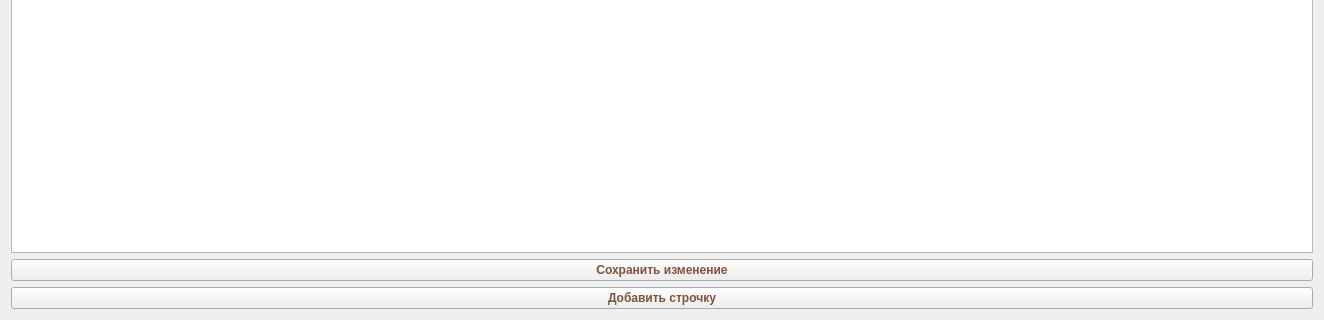
tsemkaloalena/cappuccino, file addEditCoffeeForm.ui: the form before one commit; both pictures show x 0 to 1324 and y 337 to 657 of the 1324 by 657 pixel window.
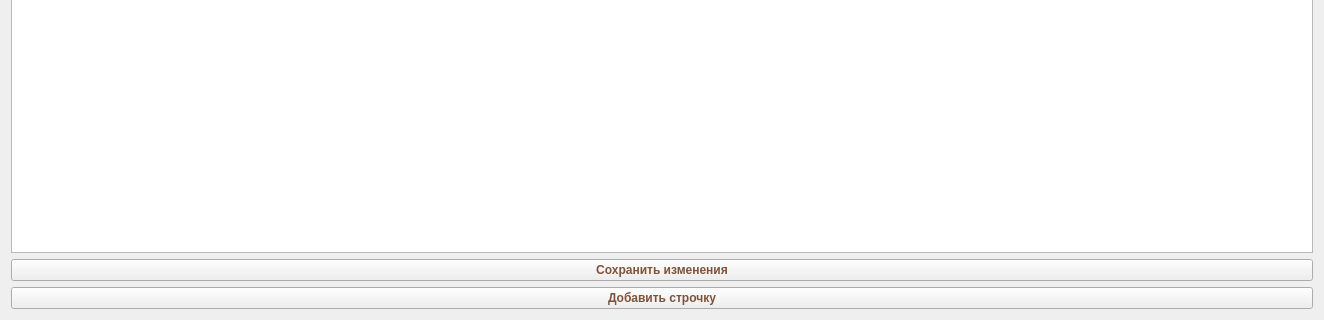
The form after the commit.

```diff
--- a/addEditCoffeeForm.ui
+++ b/addEditCoffeeForm.ui
@@ -60,7 +60,7 @@
    <item row="3" column="0">
     <widget class="QPushButton" name="save_btn">
      <property name="text">
-      <string>Сохранить изменение</string>
+      <string>Сохранить изменения</string>
      </property>
     </widget>
    </item>
```
